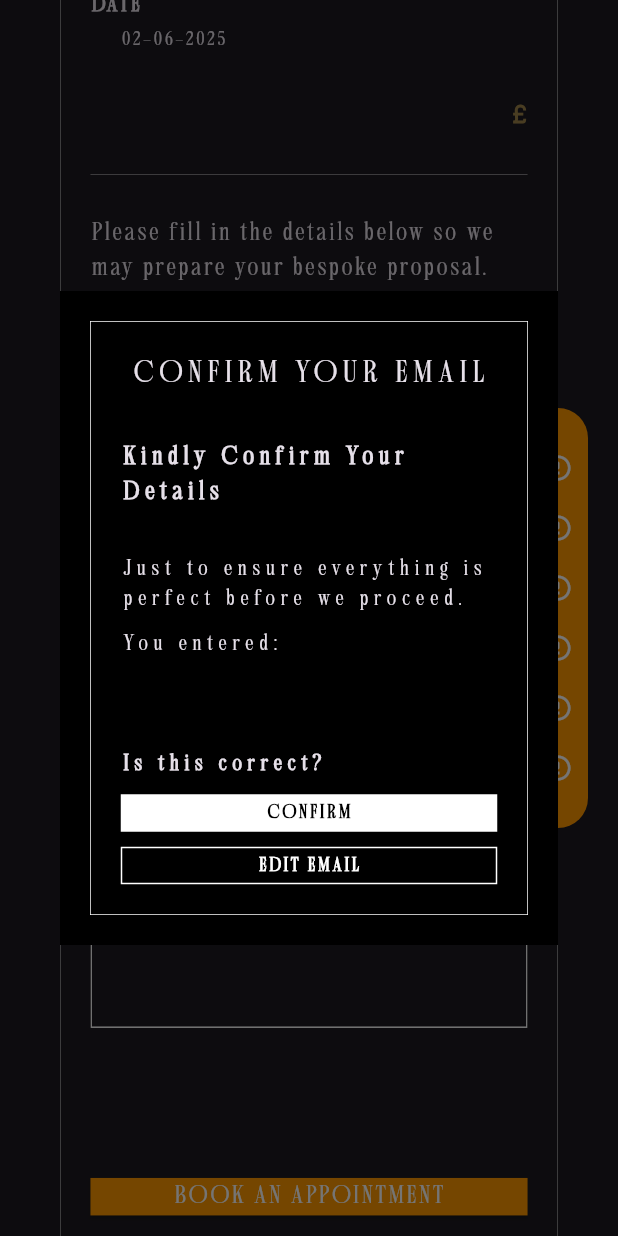
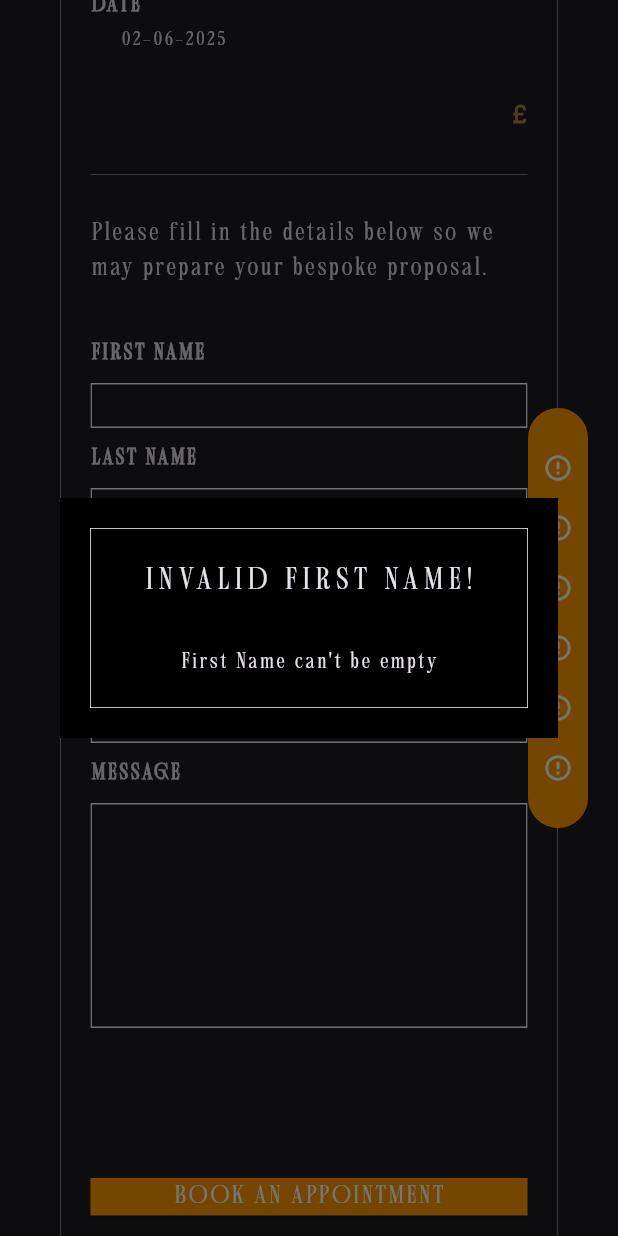
Before and after one commit to codingwiths1/portfolio, a Flutter app: the TMobileCheckout screen opened directly with empty values, scrolled down 576 dp, after a tap on "BOOK AN APPOINTMENT", on a phone screen of 412 x 824 dp. Run offline on Flutter 3.47's test engine with Material 3 defaults, Android fonts, the phone set to English and light mode, and no system bars; our stand-ins replace flutter_spinkit, get, go_router, url_strategy; network calls fail.

Commit message:
all_done commit

```diff
--- a/lib/back_end/function/function.dart
+++ b/lib/back_end/function/function.dart
@@ -22,9 +22,67 @@ class TFunction {
   static TextEditingController firstName = TextEditingController();
   static TextEditingController lastName = TextEditingController();
   static TextEditingController email = TextEditingController();
-  static TextEditingController subject =
-      TextEditingController();
+  static TextEditingController subject = TextEditingController();
   static TextEditingController message = TextEditingController();
+
+  static fieldValidation(BuildContext context, String text,String message) {
+    showDialog(
+      context: context,
+      builder: (context) => Dialog(
+        backgroundColor: TColors.black,
+        shape: RoundedRectangleBorder(
+          borderRadius: BorderRadius.circular(
+            0,
+          ),
+        ),
+        child: Column(
+          mainAxisSize: MainAxisSize.min,
+          children: [
+            Container(
+              padding: const EdgeInsets.all(
+                20,
+              ),
+              margin: EdgeInsets.all(
+                20,
+              ),
+              decoration: BoxDecoration(
+                border: Border.all(
+                  width: 0.5,
+                  color: Colors.white,
+                ),
+              ),
+              width: 400,
+              child: Column(
+                mainAxisSize: MainAxisSize.min,
+                crossAxisAlignment: CrossAxisAlignment.start,
+                children: [
+                  Center(
+                    child: TText(
+                      text: "INVALID ${text.toUpperCase()}!",
+                      fontSize: 20,
+                      fontFamily: "Betty",
+                      letterSpacing: 4,
+                    ),
+                  ),
+                  SizedBox(
+                    height: 30,
+                  ),
+                  Center(
+                    child: TText(
+                      text: message,
+                      fontWeight: FontWeight.w100,
+                      letterSpacing: 2,
+                      fontFamily: "Picasso",
+                    ),
+                  ),
+                ],
+              ),
+            ),
+          ],
+        ),
+      ),
+    );
+  }
 
   static confirmEmail(BuildContext context) {
     showDialog(
--- a/lib/front_end/responsive/desktop/screens/contact/contact.dart
+++ b/lib/front_end/responsive/desktop/screens/contact/contact.dart
@@ -228,12 +228,10 @@ class TField extends StatelessWidget {
     required this.text,
     this.height = 30.0,
     required this.controller,
-    this.validator,
   });
   final String text;
   final double height;
   final TextEditingController controller;
-  final FormFieldValidator? validator;
   @override
   Widget build(BuildContext context) {
     return Column(
@@ -252,9 +250,8 @@ class TField extends StatelessWidget {
         SizedBox(
           height: height,
           child: ClipRRect(
-            child: TextFormField(
+            child: TextField(
               controller: controller,
-              validator: validator,
               textAlignVertical: height > 30
                   ? TextAlignVertical.top
                   : TextAlignVertical.center,
--- a/lib/front_end/responsive/mobile/screens/checkout/checkout.dart
+++ b/lib/front_end/responsive/mobile/screens/checkout/checkout.dart
@@ -7,7 +7,7 @@ import '../../../../utils/helper/color.dart';
 import '../../../desktop/screens/contact/contact.dart';
 import '../../../desktop/screens/home/home.dart';
 
-class TMobileCheckout extends StatelessWidget {
+class TMobileCheckout extends StatefulWidget {
   const TMobileCheckout(
       {super.key,
       required this.package,
@@ -18,10 +18,42 @@ class TMobileCheckout extends StatelessWidget {
   final String price;
 
   @override
+  State<TMobileCheckout> createState() => _TMobileCheckoutState();
+}
+
+class _TMobileCheckoutState extends State<TMobileCheckout> {
+  @override
+  void dispose() {
+    TFunction.firstName.clear();
+    TFunction.lastName.clear();
+    TFunction.email.clear();
+    TFunction.subject.clear();
+    TFunction.message.clear();
+
+    super.dispose();
+  }
+
+  @override
   Widget build(BuildContext context) {
     final now = DateTime.now();
     final format = DateFormat("dd-MM-yyyy").format(now);
-    final TextEditingController subject = TextEditingController(text: package);
+    final TextEditingController subject = TextEditingController(text: widget.package);
+
+    validate() {
+      var firstName = TFunction.firstName.text.trim();
+      if (firstName.isEmpty) {
+        TFunction.fieldValidation(
+            context, "first name", "First Name can't be empty");
+      } else if (TFunction.lastName.text.trim().isEmpty) {
+        TFunction.fieldValidation(
+            context, "last name", "Last Name can't be empty");
+      } else if (TFunction.email.text.trim().isEmpty) {
+        TFunction.fieldValidation(context, "email", "Email can't be empty");
+      } else {
+        TFunction.confirmEmail(context);
+      }
+    }
+
 
     return Scaffold(
       body: Stack(
@@ -112,7 +144,7 @@ class TMobileCheckout extends StatelessWidget {
                                         ),
                                       ),
                                       TextSpan(
-                                        text: " $package",
+                                        text: " ${widget.package}",
                                         style: TextStyle(
                                           fontSize: 25,
                                           fontWeight: FontWeight.w100,
@@ -131,7 +163,7 @@ class TMobileCheckout extends StatelessWidget {
                                   children: [
                                     Expanded(
                                       child: TText(
-                                        text: description,
+                                        text: widget.description,
                                         fontWeight: FontWeight.w100,
                                         fontFamily: "Picasso",
                                         letterSpacing: 2,
@@ -170,7 +202,7 @@ class TMobileCheckout extends StatelessWidget {
                                   mainAxisAlignment: MainAxisAlignment.end,
                                   children: [
                                     TText(
-                                      text: "£$price",
+                                      text: "£${widget.price}",
                                       fontSize: 16,
                                       fontWeight: FontWeight.bold,
                                       color: Color(0xffa0864a),
@@ -254,8 +286,7 @@ class TMobileCheckout extends StatelessWidget {
                                           ),
                                         ),
                                       ),
-                                      onPressed: () =>
-                                          TFunction.confirmEmail(context),
+                                      onPressed:validate,
                                       child: TText(
                                         fontSize: 16,
                                         text: "BOOK AN APPOINTMENT",
```
Also changed, not shown: lib/front_end/responsive/desktop/screens/checkout/checkout.dart (+41 -13 lines), lib/front_end/responsive/tablet/screens/checkout/checkout.dart (+38 -7 lines), lib/back_end/validation/validation.dart (deleted).
